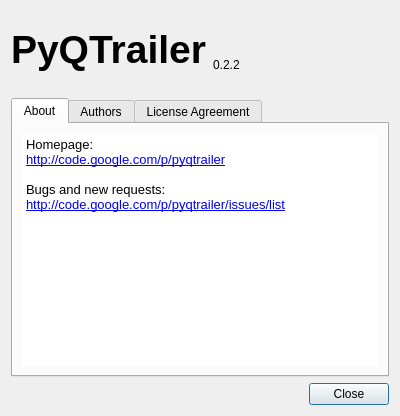
Above: pyqtrailer/qtcustom/about.ui from sochotnicky/pyqtrailer before the change. Below: the same form after it.
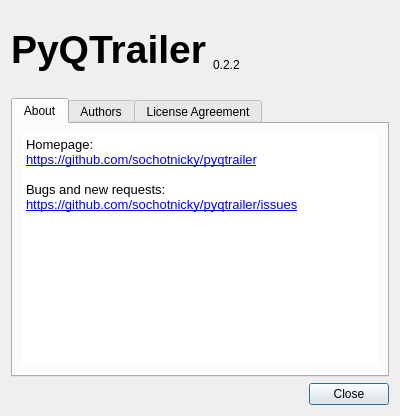
That is the form after the change. Icons and pictures are not drawn.

Commit message: Fix homepage and bugtracker URL

The edit to the form file:
```diff
--- a/pyqtrailer/qtcustom/about.ui
+++ b/pyqtrailer/qtcustom/about.ui
@@ -159,10 +159,10 @@
 p, li { white-space: pre-wrap; }
 &lt;/style&gt;&lt;/head&gt;&lt;body style=&quot; font-family:'Bitstream Vera Serif'; font-size:10pt; font-weight:400; font-style:normal;&quot;&gt;
 &lt;p style=&quot; margin-top:0px; margin-bottom:0px; margin-left:0px; margin-right:0px; -qt-block-indent:0; text-indent:0px;&quot;&gt;&lt;span style=&quot; font-family:'DejaVu Sans';&quot;&gt;Homepage:&lt;/span&gt;&lt;/p&gt;
-&lt;p style=&quot; margin-top:0px; margin-bottom:0px; margin-left:0px; margin-right:0px; -qt-block-indent:0; text-indent:0px;&quot;&gt;&lt;a href=&quot;http://code.google.com/p/pyqtrailer&quot;&gt;&lt;span style=&quot; font-family:'Sans Serif'; text-decoration: underline; color:#0000ff;&quot;&gt;http://code.google.com/p/pyqtrailer&lt;/span&gt;&lt;/a&gt;&lt;/p&gt;
+&lt;p style=&quot; margin-top:0px; margin-bottom:0px; margin-left:0px; margin-right:0px; -qt-block-indent:0; text-indent:0px;&quot;&gt;&lt;a href=&quot;https://github.com/sochotnicky/pyqtrailer&quot;&gt;&lt;span style=&quot; text-decoration: underline; color:#0000ff;&quot;&gt;https://github.com/sochotnicky/pyqtrailer&lt;/span&gt;&lt;/a&gt;&lt;/p&gt;
 &lt;p style=&quot;-qt-paragraph-type:empty; margin-top:0px; margin-bottom:0px; margin-left:0px; margin-right:0px; -qt-block-indent:0; text-indent:0px; font-family:'Sans Serif'; text-decoration: underline; color:#0000ff;&quot;&gt;&lt;/p&gt;
 &lt;p style=&quot; margin-top:0px; margin-bottom:0px; margin-left:0px; margin-right:0px; -qt-block-indent:0; text-indent:0px;&quot;&gt;&lt;span style=&quot; font-family:'DejaVu Sans';&quot;&gt;Bugs and new requests:&lt;/span&gt;&lt;/p&gt;
-&lt;p style=&quot; margin-top:0px; margin-bottom:0px; margin-left:0px; margin-right:0px; -qt-block-indent:0; text-indent:0px;&quot;&gt;&lt;a href=&quot;http://code.google.com/p/pyqtrailer/issues/list&quot;&gt;&lt;span style=&quot; text-decoration: underline; color:#0000ff;&quot;&gt;http://code.google.com/p/pyqtrailer/issues/list&lt;/span&gt;&lt;/a&gt;&lt;/p&gt;&lt;/body&gt;&lt;/html&gt;</string>
+&lt;p style=&quot; margin-top:0px; margin-bottom:0px; margin-left:0px; margin-right:0px; -qt-block-indent:0; text-indent:0px;&quot;&gt;&lt;a href=&quot;https://github.com/sochotnicky/pyqtrailer/issues&quot;&gt;&lt;span style=&quot; text-decoration: underline; color:#0000ff;&quot;&gt;https://github.com/sochotnicky/pyqtrailer/issues&lt;/span&gt;&lt;/a&gt;&lt;/p&gt;&lt;/body&gt;&lt;/html&gt;</string>
          </property>
          <property name="openExternalLinks">
           <bool>true</bool>
```
